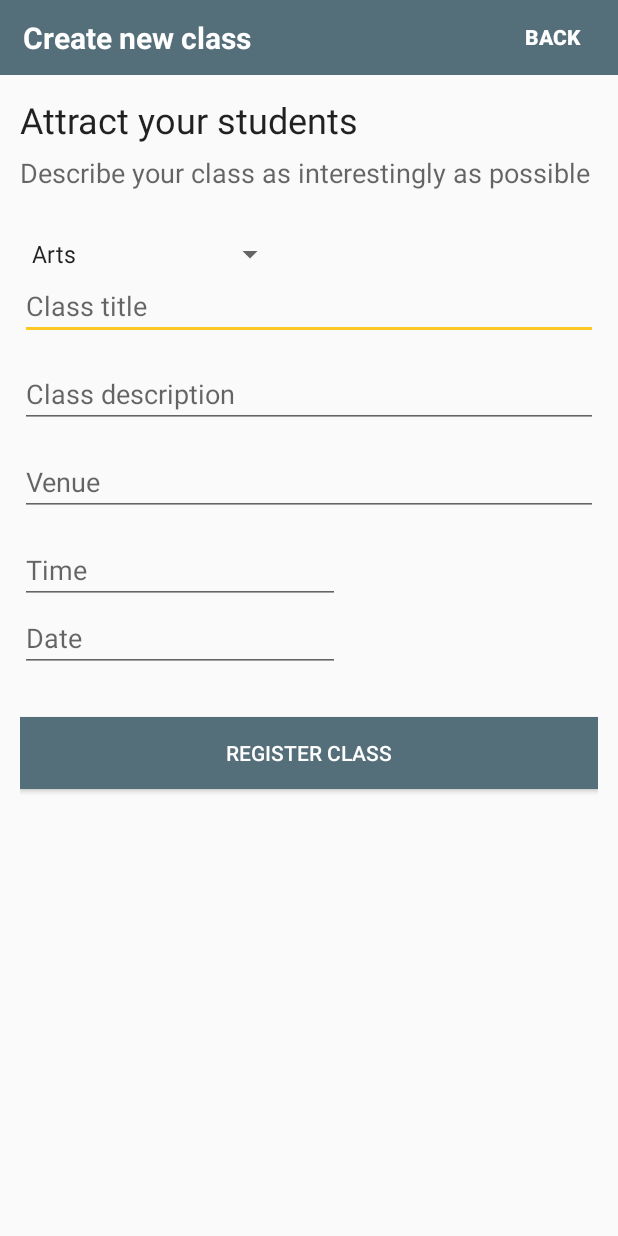
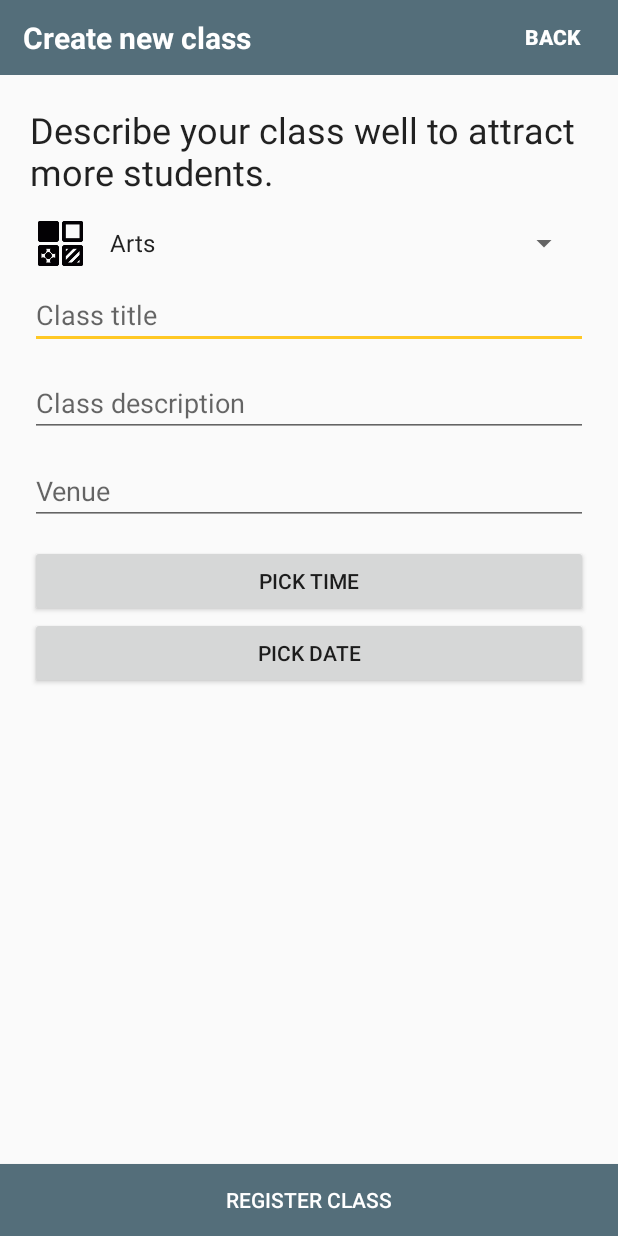
Before and after one commit to maxamillion32/firehub, an Android app: the CreateClassActivity screen opened directly, with no data from a screen before it, on a phone screen of 412 x 824 dp. Run offline under Robolectric (Android 15) with nearby library versions, the phone set to English and light mode, and no system bars; libraries missing offline, so code that uses them is left out: com.firebase.client, com.wdullaer.materialdatetimepicker.

Commit message:
added date and time picker

```diff
--- a/app/build.gradle
+++ b/app/build.gradle
@@ -31,6 +31,7 @@ dependencies {
     compile 'com.squareup.picasso:picasso:2.5.2'
     compile 'com.github.dmytrodanylyk.circular-progress-button:library:1.1.3'
     compile 'cn.pedant.sweetalert:library:1.3'
+    compile 'com.wdullaer:materialdatetimepicker:2.3.0'
 }
 
 
--- a/app/src/main/java/com/tropicthunder/firehub/CreateClassActivity.java
+++ b/app/src/main/java/com/tropicthunder/firehub/CreateClassActivity.java
@@ -1,8 +1,12 @@
 package com.tropicthunder.firehub;
 
+import android.content.Context;
+import android.content.DialogInterface;
+import android.graphics.Color;
 import android.support.v7.app.AppCompatActivity;
 import android.os.Bundle;
 import android.support.v7.widget.RecyclerView;
+import android.util.Log;
 import android.view.View;
 import android.widget.AdapterView;
 import android.widget.ArrayAdapter;
@@ -11,9 +15,18 @@ import android.widget.EditText;
 import android.widget.Spinner;
 
 import com.firebase.client.Firebase;
+import com.wdullaer.materialdatetimepicker.date.DatePickerDialog;
+import com.wdullaer.materialdatetimepicker.time.RadialPickerLayout;
+import com.wdullaer.materialdatetimepicker.time.TimePickerDialog;
 
-public class CreateClassActivity extends AppCompatActivity implements AdapterView.OnItemSelectedListener {
+import java.util.Calendar;
+
+public class CreateClassActivity extends AppCompatActivity implements AdapterView.OnItemSelectedListener, TimePickerDialog.OnTimeSetListener,
+        DatePickerDialog.OnDateSetListener {
+
     String txtCategory;
+    Button btnTimePicker, btnDatePicker;
+
     public void onItemSelected(AdapterView<?> parent, View view, int pos, long id){
         txtCategory = parent.getItemAtPosition(pos).toString();
         System.out.println(parent.getItemAtPosition(pos));
@@ -22,7 +35,6 @@ public class CreateClassActivity extends AppCompatActivity implements AdapterVie
     public void onNothingSelected(AdapterView<?> parent) {
         // Another interface callback
     }
-
 
     @Override
     protected void onCreate(Bundle savedInstanceState) {
@@ -46,6 +58,80 @@ public class CreateClassActivity extends AppCompatActivity implements AdapterVie
 
         Button register = (Button)findViewById(R.id.btn_register);
         Button back = (Button)findViewById(R.id.btn_back);
+        btnTimePicker = (Button) findViewById(R.id.btn_pickTime);
+        btnDatePicker = (Button) findViewById(R.id.btn_pickDate);
+
+        // Show a timepicker when the timeButton is clicked
+        btnTimePicker.setOnClickListener(new View.OnClickListener() {
+            @Override
+            public void onClick(View v) {
+                Calendar now = Calendar.getInstance();
+                TimePickerDialog tpd = TimePickerDialog.newInstance(
+                        CreateClassActivity.this,
+                        now.get(Calendar.HOUR_OF_DAY),
+                        now.get(Calendar.MINUTE),
+                        false
+                );
+                tpd.setThemeDark(false);
+                tpd.vibrate(true);
+                tpd.dismissOnPause(false);
+                tpd.enableSeconds(false);
+
+                tpd.setAccentColor(Color.parseColor("#546e7a"));
+
+                tpd.setTitle("Select class time");
+
+                tpd.setTimeInterval(1, 30, 60);
+
+                tpd.setOnCancelListener(new DialogInterface.OnCancelListener() {
+                    @Override
+                    public void onCancel(DialogInterface dialogInterface) {
+                        //Log.d("TimePicker", "Dialog was cancelled");
+                    }
+                });
+                tpd.show(getFragmentManager(), "Timepickerdialog");
+            }
+        });
+
+        // Show a datepicker when the dateButton is clicked
+        btnDatePicker.setOnClickListener(new View.OnClickListener() {
+            @Override
+            public void onClick(View v) {
+                Calendar now = Calendar.getInstance();
+                DatePickerDialog dpd = DatePickerDialog.newInstance(
+                        CreateClassActivity.this,
+                        now.get(Calendar.YEAR),
+                        now.get(Calendar.MONTH),
+                        now.get(Calendar.DAY_OF_MONTH)
+                );
+                dpd.setThemeDark(false);
+                dpd.vibrate(true);
+                dpd.dismissOnPause(true);
+                dpd.showYearPickerFirst(false);
+                dpd.setAccentColor(Color.parseColor("#546e7a"));
+                dpd.setTitle("Select class date:");
+
+//                    Calendar[] dates = new Calendar[13];
+//                    for(int i = -6; i <= 6; i++) {
+//                        Calendar date = Calendar.getInstance();
+//                        date.add(Calendar.MONTH, i);
+//                        dates[i+6] = date;
+//                    }
+//                    dpd.setSelectableDays(dates);
+
+//                if (highlightDates.isChecked()) {
+//                    Calendar[] dates = new Calendar[13];
+//                    for(int i = -6; i <= 6; i++) {
+//                        Calendar date = Calendar.getInstance();
+//                        date.add(Calendar.WEEK_OF_YEAR, i);
+//                        dates[i+6] = date;
+//                    }
+//                    dpd.setHighlightedDays(dates);
+//                }
+
+                dpd.show(getFragmentManager(), "Datepickerdialog");
+            }
+        });
 
         register.setOnClickListener(new View.OnClickListener(){
             @Override
@@ -62,18 +148,18 @@ public class CreateClassActivity extends AppCompatActivity implements AdapterVie
                     return;
                 }
 
-                if (time.getText().equals("")){
+                if (btnTimePicker.getText().equals("")){
                     return;
                 }
 
-                if (date.getText().equals("")){
+                if (btnDatePicker.getText().equals("")){
                     return;
                 }
 
                 PostDetails postDetails = new PostDetails(title.getText().toString(), txtCategory, "A Name", "0", "http://www.essaycourses.co.uk/assets/uploads/files/books%20image.jpg",
                                                           "https://www.drupal.org/files/profile_default.png", sessionManager.getUid(),
-                                                          description.getText().toString(), venue.getText().toString(), time.getText().toString(),
-                                                          date.getText().toString(), null);
+                                                          description.getText().toString(), venue.getText().toString(), btnTimePicker.getText().toString(),
+                                                          btnDatePicker.getText().toString(), null);
 
                 Firebase ref = new Firebase("https://firehub-ahkl.firebaseio.com/data/posts");
                 ref.push().setValue(postDetails);
@@ -88,4 +174,21 @@ public class CreateClassActivity extends AppCompatActivity implements AdapterVie
             }
         });
     }
+
+    @Override
+    public void onTimeSet(RadialPickerLayout view, int hourOfDay, int minute, int second) {
+        String hourString = hourOfDay < 10 ? "0"+hourOfDay : ""+hourOfDay;
+        String minuteString = minute < 10 ? "0"+minute : ""+minute;
+        String secondString = second < 10 ? "0"+second : ""+second;
+        String time = hourString+""+minuteString+" hrs";
+        btnTimePicker.setText(time);
+    }
+
+    @Override
+    public void onDateSet(DatePickerDialog view, int year, int monthOfYear, int dayOfMonth) {
+        String date = dayOfMonth+"/"+(++monthOfYear)+"/"+year;
+        btnDatePicker.setText(date);
+    }
+
+
 }
--- a/app/src/main/res/layout/activity_create_class.xml
+++ b/app/src/main/res/layout/activity_create_class.xml
@@ -49,29 +49,41 @@
             android:orientation="vertical"
             android:layout_width="match_parent"
             android:layout_height="match_parent"
-            android:layout_margin="20px" >
+            android:layout_margin="20sp"
+            android:layout_weight="1">
 
             <TextView
                 android:layout_width="wrap_content"
                 android:layout_height="wrap_content"
                 android:textAppearance="?android:attr/textAppearanceLarge"
-                android:text="Attract your students"
+                android:text="Describe your class well to attract more students."
                 android:id="@+id/textView8"
                 android:textSize="24sp"
                 android:layout_marginBottom="10px" />
 
-            <TextView
-                android:layout_width="wrap_content"
+            <LinearLayout
+                android:orientation="horizontal"
+                android:layout_width="match_parent"
                 android:layout_height="wrap_content"
-                android:textAppearance="?android:attr/textAppearanceMedium"
-                android:text="Describe your class as interestingly as possible"
-                android:id="@+id/textView14"
-                android:layout_marginBottom="30sp" />
+                android:gravity="center_vertical"
+                android:layout_marginBottom="10sp"
+                android:layout_marginTop="10sp"
+                android:layout_marginLeft="5sp"
+                android:layout_marginRight="5sp">
+
+                <ImageView
+                    android:layout_width="30dp"
+                    android:layout_height="30dp"
+                    android:id="@+id/imageView9"
+                    android:src="@drawable/category"
+                    android:layout_marginRight="10sp" />
 
                 <Spinner
-                android:layout_width="wrap_content"
+                    android:layout_width="match_parent"
                     android:layout_height="wrap_content"
                     android:id="@+id/spn_category" />
+
+            </LinearLayout>
 
             <EditText
                 android:layout_width="match_parent"
@@ -109,7 +121,8 @@
                 android:inputType="time"
                 android:ems="10"
                 android:id="@+id/txt_time"
-                android:hint="Time" />
+                android:hint="Time"
+                android:visibility="gone" />
 
             <EditText
                 android:layout_width="wrap_content"
@@ -117,7 +130,23 @@
                 android:inputType="date"
                 android:ems="10"
                 android:id="@+id/txt_date"
-                android:hint="Date" />
+                android:hint="Date"
+                android:visibility="gone" />
+
+            <Button
+                android:layout_width="match_parent"
+                android:layout_height="wrap_content"
+                android:text="Pick Time"
+                android:id="@+id/btn_pickTime" />
+
+            <Button
+                android:layout_width="match_parent"
+                android:layout_height="wrap_content"
+                android:text="Pick Date"
+                android:id="@+id/btn_pickDate"
+                android:layout_gravity="right" />
+
+        </LinearLayout>
 
         <Button
             android:layout_width="match_parent"
@@ -131,5 +160,4 @@
             android:background="@color/colorPrimary"
             android:textColor="#ffffff" />
     </LinearLayout>
-    </LinearLayout>
 </RelativeLayout>
```
Also changed, not shown: app/src/main/res/drawable/category.png (added). Lines whose indentation alone changed are shown as unchanged.
